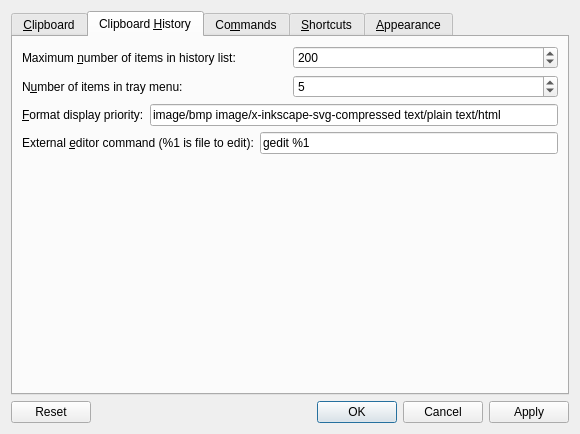
The window that src/configurationmanager.ui (hluk/CopyQ) describes before a commit, drawn with Qt 5.
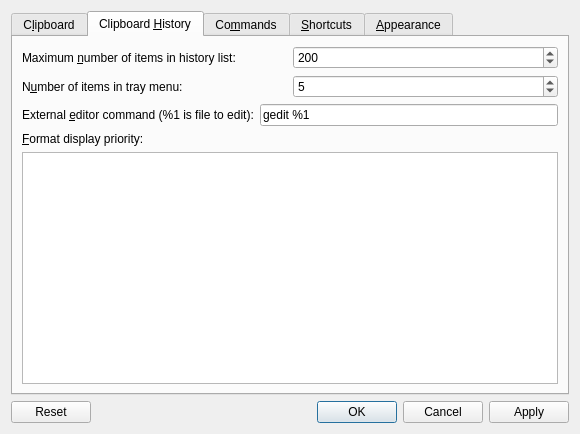
The same window after the commit. The open tabs and pages were chosen to show the change.

Commit message: simpler format priority handling; command property ignore (don't add to history); cleaned

```diff
--- a/src/configurationmanager.ui
+++ b/src/configurationmanager.ui
@@ -26,7 +26,7 @@
        </property>
        <widget class="QWidget" name="tab_clipboard">
         <attribute name="title">
-         <string>&amp;Clipboard</string>
+         <string>C&amp;lipboard</string>
         </attribute>
         <layout class="QGridLayout" name="gridLayout_2">
          <item row="1" column="0">
@@ -196,27 +196,6 @@
              </item>
             </layout>
            </item>
-           <item>
-            <layout class="QHBoxLayout" name="horizontalLayout_7">
-             <item>
-              <widget class="QLabel" name="label_5">
-               <property name="text">
-                <string>&amp;Format display priority:</string>
-               </property>
-               <property name="buddy">
-                <cstring>lineEditPriority</cstring>
-               </property>
-              </widget>
-             </item>
-             <item>
-              <widget class="QLineEdit" name="lineEditPriority">
-               <property name="text">
-                <string>image/bmp image/x-inkscape-svg-compressed text/plain text/html</string>
-               </property>
-              </widget>
-             </item>
-            </layout>
-           </item>
            <item>
             <layout class="QHBoxLayout" name="horizontalLayout_8">
              <item>
@@ -239,17 +218,24 @@
             </layout>
            </item>
            <item>
-            <spacer name="verticalSpacer_2">
-             <property name="orientation">
-              <enum>Qt::Vertical</enum>
+            <layout class="QVBoxLayout" name="verticalLayout_13">
+             <property name="bottomMargin">
+              <number>0</number>
              </property>
-             <property name="sizeHint" stdset="0">
-              <size>
-               <width>20</width>
-               <height>40</height>
-              </size>
-             </property>
-            </spacer>
+             <item>
+              <widget class="QLabel" name="label_5">
+               <property name="text">
+                <string>&amp;Format display priority:</string>
+               </property>
+               <property name="buddy">
+                <cstring>plainTextEditFormats</cstring>
+               </property>
+              </widget>
+             </item>
+             <item>
+              <widget class="QPlainTextEdit" name="plainTextEditFormats"/>
+             </item>
+            </layout>
            </item>
           </layout>
          </item>
```
Left out of the diff: 45 changed lines with no effect on the pictures. The commit also changes 7 other files.
